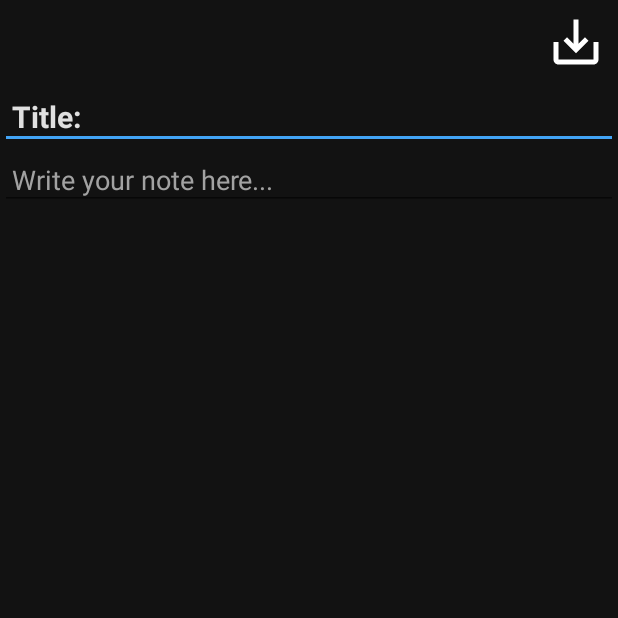
After one commit to ValNick12/CipherNote, an Android app: the NotesTakingActivity screen opened directly, with no data from a screen before it, on a phone screen of 412 x 824 dp, the top half of it. The commit adds this screen. Run offline under Robolectric (Android 15) with nearby library versions, the phone set to English and light mode, and no system bars.

Commit message:
Added the functionality for creating a new note

```diff
--- a/app/build.gradle.kts
+++ b/app/build.gradle.kts
@@ -38,9 +38,8 @@ dependencies {
     implementation(libs.activity)
     implementation(libs.constraintlayout)
 
-    implementation(libs.room.runtime)
-    implementation(libs.room.common)
-    annotationProcessor("androidx.room:room-compiler:$2.6.1")
+    implementation("androidx.room:room-runtime:2.6.1")
+    annotationProcessor("androidx.room:room-compiler:2.6.1")
 
     testImplementation(libs.junit)
     androidTestImplementation(libs.ext.junit)
--- a/app/src/main/java/com/example/myapplication/LoginActivity.java
+++ b/app/src/main/java/com/example/myapplication/LoginActivity.java
@@ -37,8 +37,7 @@ public class LoginActivity extends AppCompatActivity {
         String password = ((EditText)findViewById(R.id.password)).getText().toString();
         Log.d("login", "Credentials accepted!");
 
-        Intent home = new Intent(this, MainActivity.class);
-
-        startActivity(home);
+        Intent main = new Intent(this, MainActivity.class);
+        startActivity(main);
     }
 }
--- /dev/null
+++ b/app/src/main/java/com/example/myapplication/NotesTakingActivity.java
@@ -0,0 +1,62 @@
+package com.example.myapplication;
+
+import android.content.Intent;
+import android.os.Bundle;
+import android.view.View;
+import android.widget.EditText;
+import android.widget.ImageView;
+import android.widget.Toast;
+
+import androidx.activity.EdgeToEdge;
+import androidx.appcompat.app.AppCompatActivity;
+import androidx.core.graphics.Insets;
+import androidx.core.view.ViewCompat;
+import androidx.core.view.WindowInsetsCompat;
+
+import com.example.myapplication.Model.Notes;
+
+public class NotesTakingActivity extends AppCompatActivity {
+
+    EditText editText_title, editText_notes;
+    ImageView imageView_save;
+    Notes note;
+
+    @Override
+    protected void onCreate(Bundle savedInstanceState) {
+
+        super.onCreate(savedInstanceState);
+        EdgeToEdge.enable(this);
+        setContentView(R.layout.activity_notes_taking);
+        ViewCompat.setOnApplyWindowInsetsListener(findViewById(R.id.main), (v, insets) -> {
+            Insets systemBars = insets.getInsets(WindowInsetsCompat.Type.systemBars());
+            v.setPadding(systemBars.left, systemBars.top, systemBars.right, systemBars.bottom);
+            return insets;
+        });
+
+        imageView_save = findViewById(R.id.imageView_save);
+        editText_title = findViewById(R.id.editText_title);
+        editText_notes = findViewById(R.id.editText_notes);
+
+        imageView_save.setOnClickListener(new View.OnClickListener() {
+            @Override
+            public void onClick(View v) {
+                String title = editText_title.getText().toString();
+                String description = editText_notes.getText().toString();
+
+                if (description.isEmpty()){
+                    Toast.makeText(NotesTakingActivity.this, "Please add a note!", Toast.LENGTH_SHORT).show();
+                    return;
+                }
+
+                note = new Notes();
+                note.setTitle(title);
+                note.setNote(description);
+
+                Intent intent = new Intent();
+                intent.putExtra("note", note);
+                setResult(NotesTakingActivity.RESULT_OK, intent);
+                finish();
+            }
+        });
+    }
+}
--- a/app/src/main/res/drawable/ic_add.xml
+++ b/app/src/main/res/drawable/ic_add.xml
@@ -1,4 +1,4 @@
-<vector xmlns:android="http://schemas.android.com/apk/res/android" android:alpha="1" android:height="24dp" android:tint="@color/dark_grey" android:viewportHeight="24" android:viewportWidth="24" android:width="24dp">
+<vector xmlns:android="http://schemas.android.com/apk/res/android" android:height="50dp" android:tint="@color/bg_dark" android:viewportHeight="24" android:viewportWidth="24" android:width="50dp">
 
     <path android:fillColor="@android:color/white" android:pathData="M19,13h-6v6h-2v-6H5v-2h6V5h2v6h6v2z"/>
 
--- /dev/null
+++ b/app/src/main/res/drawable/ic_save.xml
@@ -0,0 +1,5 @@
+<vector xmlns:android="http://schemas.android.com/apk/res/android" android:height="24dp" android:tint="#FFFFFF" android:viewportHeight="24" android:viewportWidth="24" android:width="24dp">
+
+    <path android:fillColor="@android:color/white" android:pathData="M19,12v7L5,19v-7L3,12v7c0,1.1 0.9,2 2,2h14c1.1,0 2,-0.9 2,-2v-7h-2zM13,12.67l2.59,-2.58L17,11.5l-5,5 -5,-5 1.41,-1.41L11,12.67L11,3h2z"/>
+
+</vector>
--- /dev/null
+++ b/app/src/main/res/layout/activity_notes_taking.xml
@@ -0,0 +1,49 @@
+<?xml version="1.0" encoding="utf-8"?>
+<LinearLayout xmlns:android="http://schemas.android.com/apk/res/android"
+    xmlns:app="http://schemas.android.com/apk/res-auto"
+    xmlns:tools="http://schemas.android.com/tools"
+    android:id="@+id/main"
+    android:layout_width="match_parent"
+    android:layout_height="match_parent"
+    android:orientation="vertical"
+    android:background="@color/bg_dark"
+    tools:context=".NotesTakingActivity">
+    <Toolbar
+        android:id="@+id/toolbar_notes"
+        android:layout_width="match_parent"
+        android:layout_height="?attr/actionBarSize">
+        <RelativeLayout
+            android:layout_width="match_parent"
+            android:layout_height="wrap_content">
+            <ImageView
+                android:id="@+id/imageView_save"
+                android:layout_alignParentEnd="true"
+                android:src="@drawable/ic_save"
+                android:padding="8dp"
+                android:background="@android:color/transparent"
+                android:layout_width="?attr/actionBarSize"
+                android:layout_height="?attr/actionBarSize"/>
+        </RelativeLayout>
+    </Toolbar>
+    <EditText
+        android:id="@+id/editText_title"
+        android:hint="Title: "
+        android:textColorHint="@color/whitish"
+        android:padding="8dp"
+        android:textStyle="bold"
+        android:textSize="20sp"
+        android:textColor="@color/whitish"
+        android:singleLine="true"
+        android:layout_width="match_parent"
+        android:layout_height="wrap_content"/>
+    <EditText
+        android:id="@+id/editText_notes"
+        android:hint="@string/note_textView"
+        android:textColorHint="@color/light_grey"
+        android:padding="8dp"
+        android:textColor="@color/whitish"
+        android:textSize="18sp"
+        android:textStyle="normal"
+        android:layout_width="match_parent"
+        android:layout_height="wrap_content"/>
+</LinearLayout>
--- a/app/src/main/res/values/colors.xml
+++ b/app/src/main/res/values/colors.xml
@@ -7,9 +7,11 @@
     <color name="teal_700">#FF018786</color>
     <color name="black">#FF000000</color>
     <color name="white">#FFFFFFFF</color>
-    <color name="main_green">#00FF66</color>
-    <color name="main_green_v">#009D46</color>
-    <color name="sec_blue">#00A3FF</color>
+    <color name="whitish">#E0E0E0</color>
+    <color name="blackish">#212121</color>
+    <color name="main_green">#C6FF00</color>
+    <color name="main_green_v">#AEEA00</color>
+    <color name="sec_blue">#42A4F5</color>
     <color name="sec_blue_v">#0088CC</color>
     <color name="bg_dark">#121212</color>
     <color name="light_grey">#A2A2A2</color>
```
Also changed, not shown: app/src/main/AndroidManifest.xml (+6 -3 lines), app/src/main/java/com/example/myapplication/Adapters/NotesListAdapter.java (+15 -0 lines), app/src/main/java/com/example/myapplication/MainActivity.java (+72 -0 lines), app/src/main/res/layout/activity_main.xml (+7 -3 lines), app/src/main/res/values-night/themes.xml (+14 -1 lines), app/src/main/res/values/themes.xml (+14 -1 lines).
